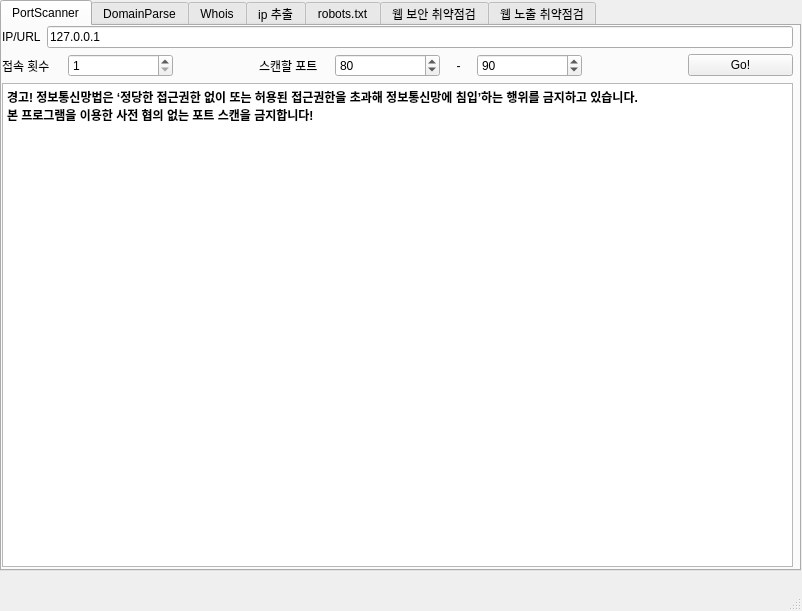
The window that PortScanner.ui (EzHong1216/ProjectOAOA) describes before a commit, drawn with Qt 5.
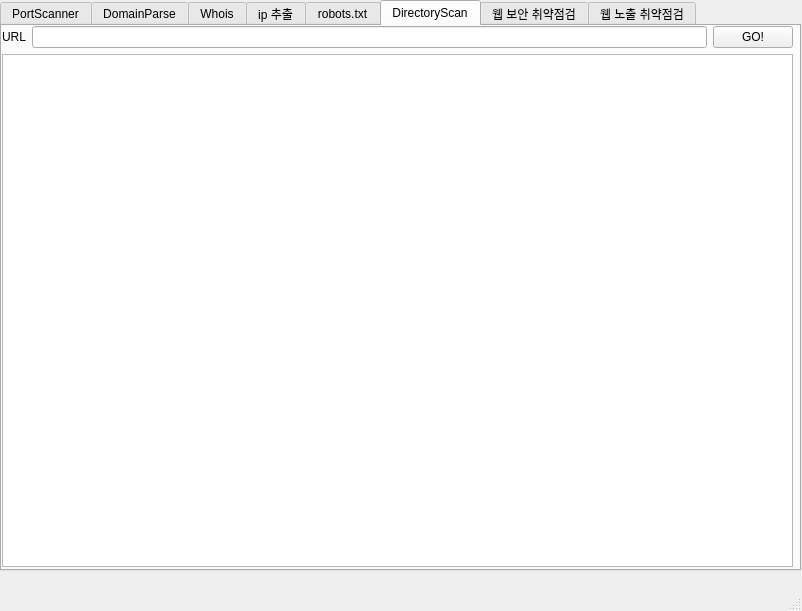
The same window after the commit.

The edit to the form file:
```diff
--- a/PortScanner.ui
+++ b/PortScanner.ui
@@ -24,7 +24,7 @@
      </rect>
     </property>
     <property name="currentIndex">
-     <number>0</number>
+     <number>5</number>
     </property>
     <widget class="QWidget" name="tab">
      <attribute name="title">
@@ -449,6 +449,51 @@
       </layout>
      </widget>
     </widget>
+    <widget class="QWidget" name="tab_8">
+     <attribute name="title">
+      <string>DirectoryScan</string>
+     </attribute>
+     <widget class="QWidget" name="verticalLayoutWidget_6">
+      <property name="geometry">
+       <rect>
+        <x>0</x>
+        <y>0</y>
+        <width>791</width>
+        <height>541</height>
+       </rect>
+      </property>
+      <layout class="QVBoxLayout" name="verticalLayout_6">
+       <item>
+        <layout class="QHBoxLayout" name="horizontalLayout_11">
+         <item>
+          <widget class="QLabel" name="label_14">
+           <property name="text">
+            <string>URL</string>
+           </property>
+          </widget>
+         </item>
+         <item>
+          <widget class="QLineEdit" name="directory_Input"/>
+         </item>
+         <item>
+          <widget class="QPushButton" name="directory_GoButton">
+           <property name="text">
+            <string>GO!</string>
+           </property>
+          </widget>
+         </item>
+        </layout>
+       </item>
+       <item>
+        <widget class="QTextEdit" name="directory_Result">
+         <property name="readOnly">
+          <bool>true</bool>
+         </property>
+        </widget>
+       </item>
+      </layout>
+     </widget>
+    </widget>
     <widget class="QWidget" name="tab_7">
      <attribute name="title">
       <string>웹 보안 취약점검</string>
```
